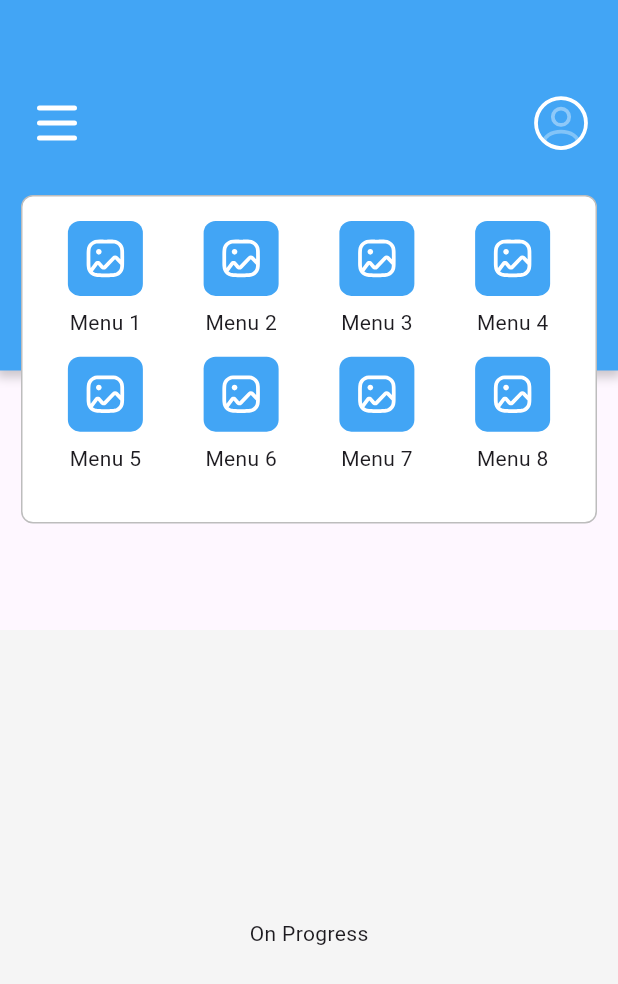
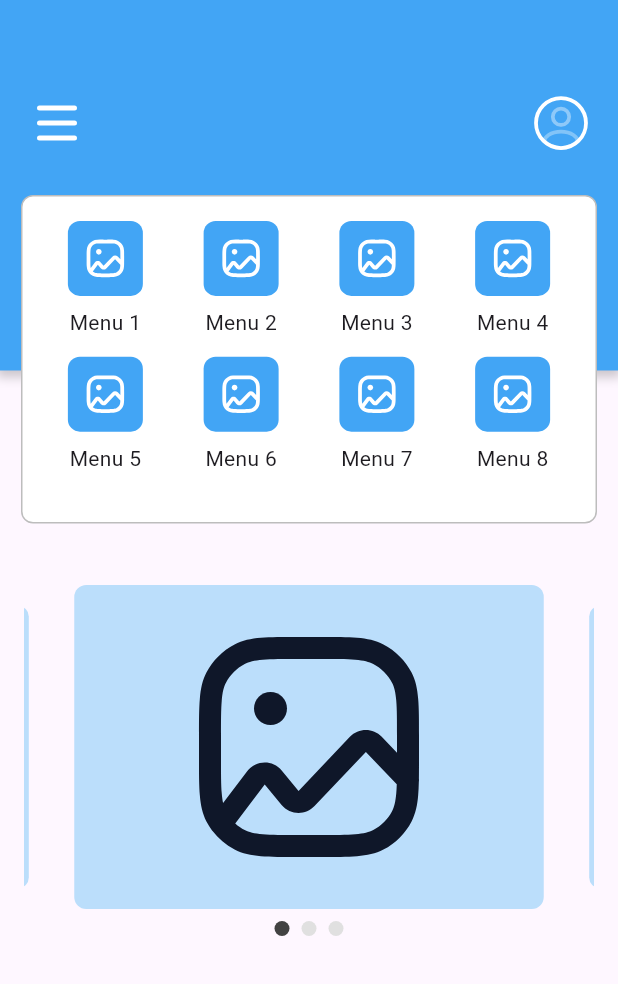
Before and after one commit to Choconut06/AuditApp_magang, a Flutter app: the screen it shows after launch, on a phone screen of 412 x 824 dp. Shown: the top 984 px of the screen. Run offline on Flutter 3.47's test engine with Material 3 defaults, Android fonts, the phone set to English and light mode, and no system bars; drawn by our look-alikes of carousel_slider; our stand-ins replace flutter_svg.

Commit message:
adding carrousel

```diff
--- /dev/null
+++ b/lib/model/carousel_banner.dart
@@ -0,0 +1,85 @@
+import 'package:carousel_slider/carousel_slider.dart';
+import 'package:flutter/material.dart';
+import 'package:flutter_svg/flutter_svg.dart'; // karena kamu pakai .svg
+
+class CarouselBanner extends StatefulWidget {
+  const CarouselBanner({super.key});
+
+  @override
+  State<CarouselBanner> createState() => _CarouselBannerState();
+}
+
+class _CarouselBannerState extends State<CarouselBanner> {
+  int currentIndex = 0;
+
+  final List<String> imgList = [
+    'assets/icons/pictrures.svg',
+    'assets/icons/pictrures.svg',
+    'assets/icons/pictrures.svg',
+  ];
+
+  @override
+  Widget build(BuildContext context) {
+    return Column(
+      children: [
+        SizedBox(
+          height: 216,
+          child: CarouselSlider(
+            options: CarouselOptions(
+              height: 216,
+              autoPlay: true,
+              autoPlayInterval: const Duration(seconds: 5),
+              autoPlayAnimationDuration: const Duration(milliseconds: 800),
+              enlargeCenterPage: true,
+              viewportFraction: 0.85,
+              onPageChanged: (index, reason) {
+                setState(() {
+                  currentIndex = index;
+                });
+              },
+            ),
+            items: imgList.map((path) {
+              return Builder(
+                builder: (BuildContext context) {
+                  return Container(
+                    width: 384,
+                    height: 216,
+                    margin: const EdgeInsets.symmetric(horizontal: 5),
+                    decoration: BoxDecoration(
+                      color: Colors.blue[100], // Warna box di sini
+                      borderRadius: BorderRadius.circular(8),
+                    ),
+                    child: Padding(
+                      padding: const EdgeInsets.all(20),
+                      child: SvgPicture.asset(
+                        path,
+                        fit: BoxFit.contain,
+                      ),
+                    ),
+                  );
+                },
+              );
+            }).toList(),
+          ),
+        ),
+        const SizedBox(height: 8),
+        Row(
+          mainAxisAlignment: MainAxisAlignment.center,
+          children: imgList.asMap().entries.map((entry) {
+            return Container(
+              width: 10,
+              height: 10,
+              margin: const EdgeInsets.symmetric(horizontal: 4),
+              decoration: BoxDecoration(
+                shape: BoxShape.circle,
+                color: currentIndex == entry.key
+                    ? Colors.grey[800]
+                    : Colors.grey[300],
+              ),
+            );
+          }).toList(),
+        ),
+      ],
+    );
+  }
+}
--- a/lib/model/mainmenu.dart
+++ b/lib/model/mainmenu.dart
@@ -1,8 +1,4 @@
-import 'package:audit_app_magang/pages/login.dart';
-import 'package:audit_app_magang/pages/homepage.dart';
-import 'package:flutter/foundation.dart';
 import 'package:flutter/material.dart';
-import 'package:flutter_svg/flutter_svg.dart';
 
 class MainMenuModel {
   String name;
--- a/lib/pages/homepage.dart
+++ b/lib/pages/homepage.dart
@@ -1,3 +1,4 @@
+import 'package:audit_app_magang/model/carousel_banner.dart';
 import 'package:audit_app_magang/model/mainmenu.dart';
 import 'package:flutter/material.dart';
 import 'package:flutter_svg/flutter_svg.dart';
@@ -30,13 +31,19 @@ class _HomePageState extends State<HomePage> {
       appBar: appBar(),
       drawer: _buildDrawer(),
       body: Column(
+        mainAxisAlignment: MainAxisAlignment.center,
         children: [
           mainMenuBar(),
           Expanded(
             child: Container(
               width: double.infinity,
-              color: Colors.grey[100],
-              child: const Center(child: Text("On Progress")),
+              padding: const EdgeInsets.all(16),
+              child: const Column(
+                children: [
+                  SizedBox(height: 24),
+                  CarouselBanner(),
+                ],
+              ),
             ),
           )
         ],
@@ -89,7 +96,7 @@ class _HomePageState extends State<HomePage> {
 
   SizedBox mainMenuBar() {
     return SizedBox(
-      height: 300,
+      height: 230,
       width: double.infinity,
       child: Stack(
         alignment: Alignment.topCenter,
--- a/pubspec.yaml
+++ b/pubspec.yaml
@@ -35,6 +35,7 @@ dependencies:
   # Use with the CupertinoIcons class for iOS style icons.
   cupertino_icons: ^1.0.8
   flutter_svg: ^2.2.0
+  carousel_slider: ^5.1.1
 
 dev_dependencies:
   flutter_test:
```
Also changed, not shown: pubspec.lock.
